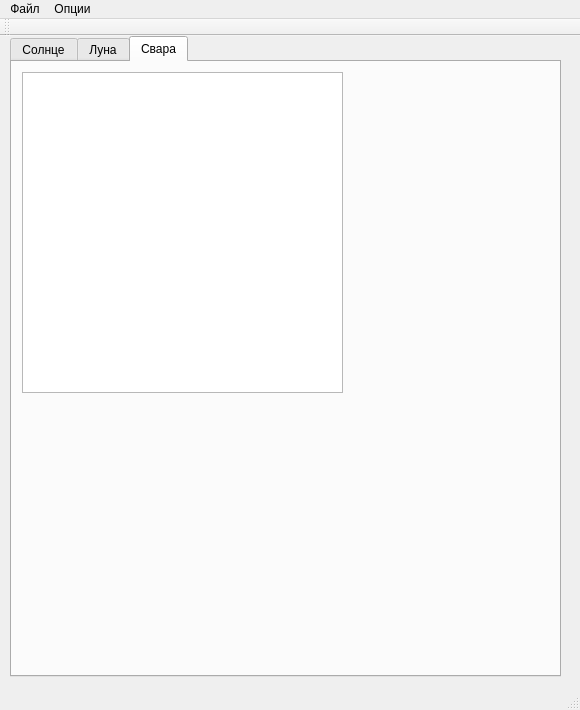
Qt form mainwindow.ui (serg-lar/sun-moon-time) before a commit.
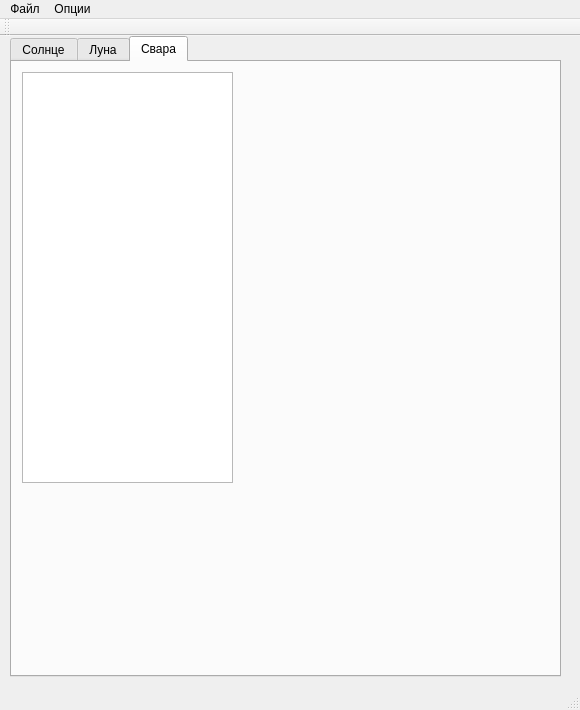
The same form after that commit. Icons and pictures are not drawn.

```diff
--- a/mainwindow.ui
+++ b/mainwindow.ui
@@ -649,6 +649,9 @@
      </widget>
     </widget>
     <widget class="QWidget" name="tabSvara">
+     <property name="styleSheet">
+      <string notr="true"/>
+     </property>
      <attribute name="title">
       <string>Свара</string>
      </attribute>
@@ -657,10 +660,13 @@
        <rect>
         <x>10</x>
         <y>10</y>
-        <width>321</width>
-        <height>321</height>
+        <width>211</width>
+        <height>411</height>
        </rect>
       </property>
+      <property name="styleSheet">
+       <string notr="true">font: bold;</string>
+      </property>
      </widget>
     </widget>
    </widget>
```
